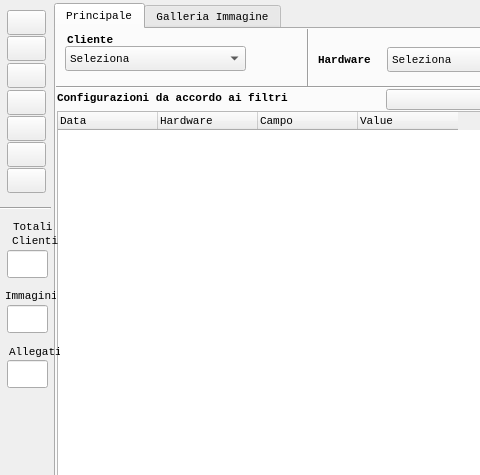
Old version of the form QtUI/mainwindow_w.ui in the repository emper0r/aron-conf; both pictures show x 0 to 480 and y 0 to 475 of the 1360 by 670 pixel window.
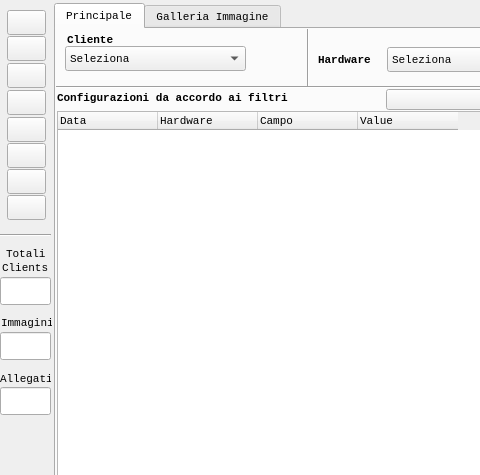
New version of the form.

The edit to the form file:
```diff
--- a/QtUI/mainwindow_w.ui
+++ b/QtUI/mainwindow_w.ui
@@ -1297,7 +1297,7 @@
     <property name="geometry">
      <rect>
       <x>7</x>
-      <y>142</y>
+      <y>169</y>
       <width>39</width>
       <height>25</height>
      </rect>
@@ -1381,7 +1381,7 @@
     <property name="geometry">
      <rect>
       <x>7</x>
-      <y>116</y>
+      <y>143</y>
       <width>39</width>
       <height>25</height>
      </rect>
@@ -1465,7 +1465,7 @@
     <property name="geometry">
      <rect>
       <x>7</x>
-      <y>90</y>
+      <y>117</y>
       <width>39</width>
       <height>25</height>
      </rect>
@@ -1614,7 +1614,7 @@
     <property name="geometry">
      <rect>
       <x>7</x>
-      <y>168</y>
+      <y>195</y>
       <width>39</width>
       <height>25</height>
      </rect>
@@ -1656,7 +1656,7 @@
     <property name="geometry">
      <rect>
       <x>0</x>
-      <y>200</y>
+      <y>227</y>
       <width>51</width>
       <height>16</height>
      </rect>
@@ -1668,8 +1668,8 @@
    <widget class="QLabel" name="total_clients">
     <property name="geometry">
      <rect>
-      <x>12</x>
-      <y>230</y>
+      <x>2</x>
+      <y>257</y>
       <width>51</width>
       <height>21</height>
      </rect>
@@ -1678,14 +1678,14 @@
      <cursorShape>PointingHandCursor</cursorShape>
     </property>
     <property name="text">
-     <string>Clienti</string>
+     <string>Clients</string>
     </property>
    </widget>
    <widget class="QLabel" name="label_statistics">
     <property name="geometry">
      <rect>
-      <x>13</x>
-      <y>218</y>
+      <x>6</x>
+      <y>245</y>
       <width>51</width>
       <height>18</height>
      </rect>
@@ -1700,8 +1700,8 @@
    <widget class="QLabel" name="total_images">
     <property name="geometry">
      <rect>
-      <x>5</x>
-      <y>285</y>
+      <x>1</x>
+      <y>312</y>
       <width>51</width>
       <height>21</height>
      </rect>
@@ -1716,8 +1716,8 @@
    <widget class="QLabel" name="total_attachments">
     <property name="geometry">
      <rect>
-      <x>9</x>
-      <y>341</y>
+      <x>0</x>
+      <y>368</y>
       <width>51</width>
       <height>21</height>
      </rect>
@@ -1732,9 +1732,9 @@
    <widget class="QLineEdit" name="lineEditTotalClient">
     <property name="geometry">
      <rect>
-      <x>7</x>
-      <y>250</y>
-      <width>41</width>
+      <x>0</x>
+      <y>277</y>
+      <width>51</width>
       <height>28</height>
      </rect>
     </property>
@@ -1748,9 +1748,9 @@
    <widget class="QLineEdit" name="lineEditTotalImages">
     <property name="geometry">
      <rect>
-      <x>7</x>
-      <y>305</y>
-      <width>41</width>
+      <x>0</x>
+      <y>332</y>
+      <width>51</width>
       <height>28</height>
      </rect>
     </property>
@@ -1764,9 +1764,9 @@
    <widget class="QLineEdit" name="lineEditTotalAttachments">
     <property name="geometry">
      <rect>
-      <x>7</x>
-      <y>360</y>
-      <width>41</width>
+      <x>0</x>
+      <y>387</y>
+      <width>51</width>
       <height>28</height>
      </rect>
     </property>
@@ -1777,6 +1777,48 @@
      <bool>true</bool>
     </property>
    </widget>
+   <widget class="QPushButton" name="btAronLic">
+    <property name="geometry">
+     <rect>
+      <x>7</x>
+      <y>90</y>
+      <width>39</width>
+      <height>25</height>
+     </rect>
+    </property>
+    <property name="font">
+     <font>
+      <pointsize>8</pointsize>
+     </font>
+    </property>
+    <property name="cursor">
+     <cursorShape>PointingHandCursor</cursorShape>
+    </property>
+    <property name="toolTip">
+     <string extracomment="Logout"/>
+    </property>
+    <property name="statusTip">
+     <string extracomment="Logout"/>
+    </property>
+    <property name="whatsThis">
+     <string extracomment="Logout"/>
+    </property>
+    <property name="accessibleName">
+     <string extracomment="Logout"/>
+    </property>
+    <property name="accessibleDescription">
+     <string extracomment="Logout"/>
+    </property>
+    <property name="text">
+     <string/>
+    </property>
+    <property name="flat">
+     <bool>false</bool>
+    </property>
+    <property name="toolTipDuration" stdset="0">
+     <number>10</number>
+    </property>
+   </widget>
   </widget>
   <widget class="QStatusBar" name="statusBar">
    <property name="palette">
```
